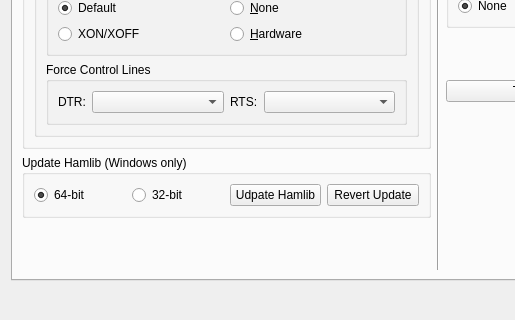
The window that Configuration_Alerts_PLUS.ui (uaro-radio/wsjtx) describes before a commit, drawn with Qt 5; both pictures show x 0 to 515 and y 396 to 716 of the 877 by 716 pixel window.
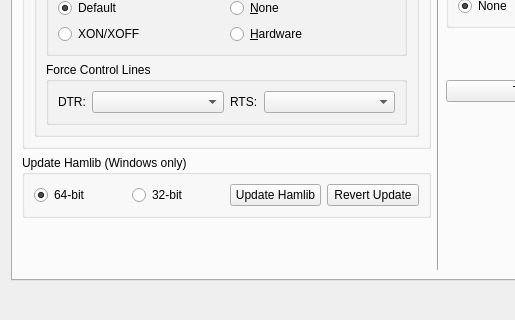
The same window after the commit. The open tabs and pages were chosen to show the change. Custom widgets are drawn as their Qt base class.

The edit to the form file:
```diff
--- a/Configuration_Alerts_PLUS.ui
+++ b/Configuration_Alerts_PLUS.ui
@@ -1580,7 +1580,7 @@
              <string>&lt;html&gt;&lt;head/&gt;&lt;body&gt;&lt;p&gt;Download the latest libhamlib-4.dll file from https://n0nb.users.sourceforge.net/. &lt;/p&gt;&lt;p&gt;Note: This function is only available on Windows.&lt;/p&gt;&lt;/body&gt;&lt;/html&gt;</string>
             </property>
             <property name="text">
-             <string>Udpate Hamlib</string>
+             <string>Update Hamlib</string>
             </property>
            </widget>
           </item>
```
Left out of the diff: 10 changed lines with no effect on the pictures.
